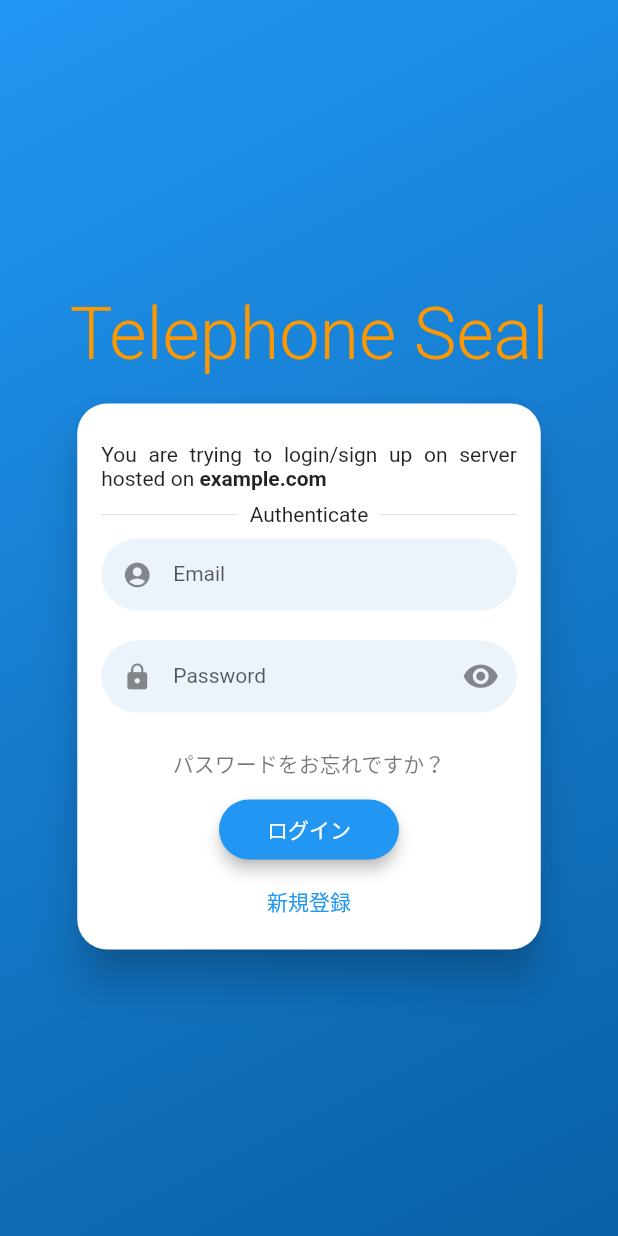
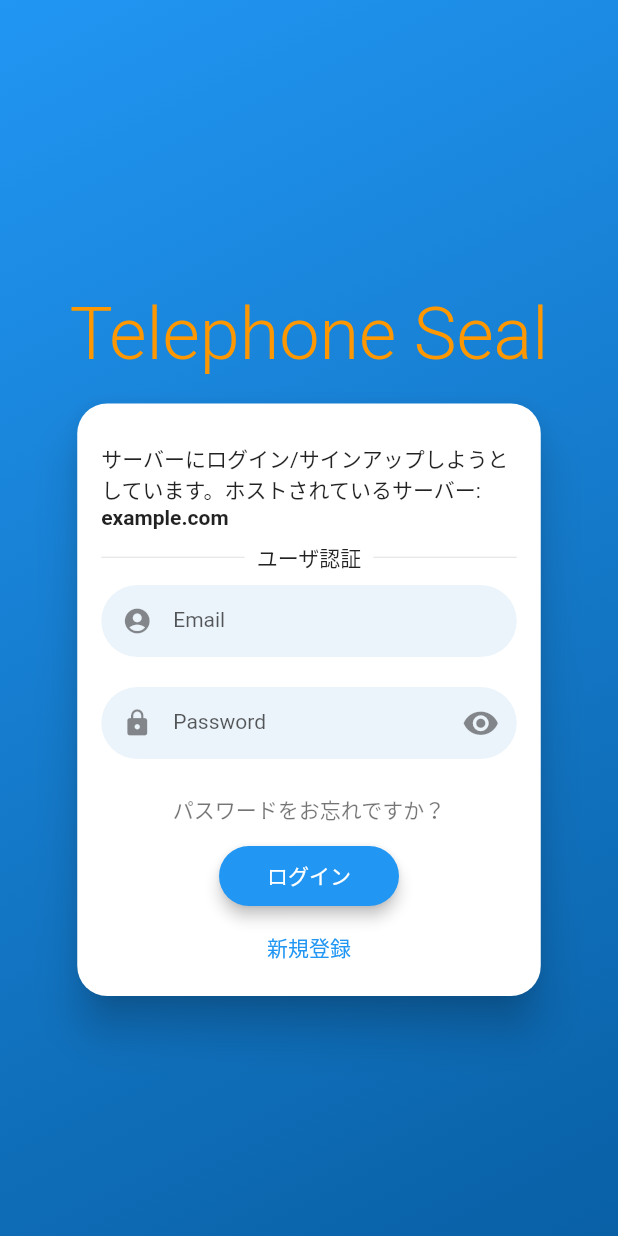
Before and after one commit to yuki-325/telephone_seal, a Flutter app: the screen it shows after launch, on a phone screen of 412 x 824 dp. Run offline on Flutter 3.47's test engine with Material 2 defaults, Android fonts, the phone set to English and light mode, and no system bars; drawn by our look-alikes of flutter_login; our stand-ins replace logger; Roboto replaces fonts that are missing (NotoSans, OpenSans).

Commit message:
[fix]message関連変更

```diff
--- a/lib/widget/intro_widget.dart
+++ b/lib/widget/intro_widget.dart
@@ -16,7 +16,7 @@ class IntroWidget extends StatelessWidget {
             children: [
               // テキストスパン内に複数の子テキストスパンを持つ形でテキストを構築します
               TextSpan(
-                text: "You are trying to login/sign up on server hosted on ",
+                text: "サーバーにログイン/サインアップしようとしています。ホストされているサーバー: ",
               ),
               // フォントの太さを変更したテキストスパンを追加します
               TextSpan(
@@ -36,7 +36,7 @@ class IntroWidget extends StatelessWidget {
             // パディングを追加したテキストウィジェットを配置します
             Padding(
               padding: EdgeInsets.all(8.0),
-              child: Text("Authenticate"),
+              child: Text("ユーザ認証"),
             ),
             // 横幅を広げるためにExpandedウィジェットで包みます
             Expanded(child: Divider()),
```
